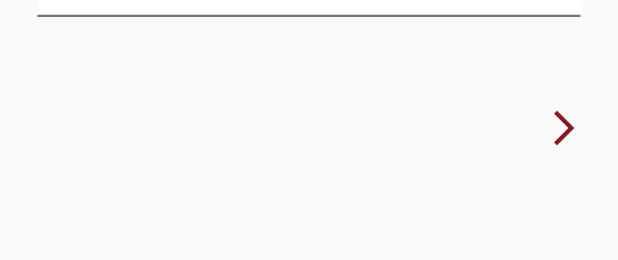
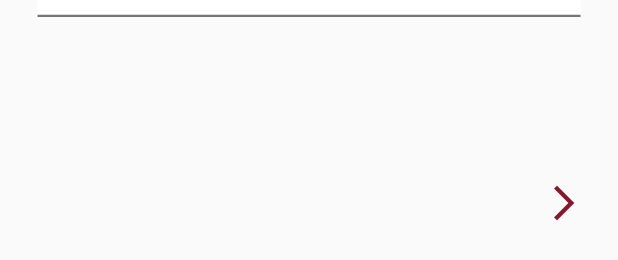
Before and after one commit to AfaqAnwar/introspection, a Flutter app: the NameTab widget shown alone on an empty page, opened directly with empty values, on a phone screen of 412 x 824 dp. Shown: the part 301-561 px from the top of the screen. Run offline on Flutter 3.47's test engine with Material 2 defaults, Android fonts, the phone set to English and light mode, and no system bars; our stand-ins replace firebase_auth, firebase_core, im_stepper, lottie, page_transition; accounts and stored records are empty.

Commit message:
UI Changes

```diff
--- a/lib/pages/registration/register_page_host.dart
+++ b/lib/pages/registration/register_page_host.dart
@@ -44,6 +44,7 @@ class _RegisterPageState extends State<RegisterPageHost> {
   @override
   Widget build(BuildContext context) {
     return Scaffold(
+        resizeToAvoidBottomInset: false,
         appBar: AppBar(
           backgroundColor: Colors.transparent,
           elevation: 0,
--- a/lib/pages/registration/registration_tabs/email_tab.dart
+++ b/lib/pages/registration/registration_tabs/email_tab.dart
@@ -73,6 +73,7 @@ class _EmailTabState extends State<EmailTab> {
             controller: emailTextController,
             hintText: "Email",
             obscureText: false),
+        const SizedBox(height: 100),
         Row(mainAxisAlignment: MainAxisAlignment.end, children: [
           RegistrationNavigationButton(
               updateIndexFunction: widget.updateIndex,
--- a/lib/pages/registration/registration_tabs/name_tab.dart
+++ b/lib/pages/registration/registration_tabs/name_tab.dart
@@ -96,10 +96,9 @@ class _NameTabState extends State<NameTab> {
             controller: lastNameController,
             hintText: "Last Name (optional)",
             obscureText: false),
-        const SizedBox(height: 50),
-        Align(
-          alignment: AlignmentDirectional.centerEnd,
-          child: RegistrationNavigationButton(
+        const SizedBox(height: 100),
+        Row(mainAxisAlignment: MainAxisAlignment.end, children: [
+          RegistrationNavigationButton(
               updateIndexFunction: widget.updateIndex,
               secondaryFunction: () {
                 if (nameValidation() == false) {
@@ -124,8 +123,8 @@ class _NameTabState extends State<NameTab> {
                 } else {
                   return true;
                 }
-              }),
-        ),
+              })
+        ]),
       ],
     );
   }
```
